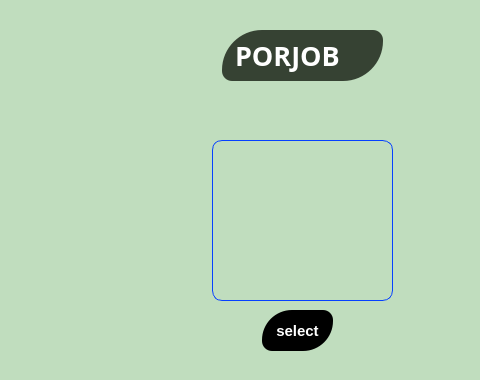
Qt form 1widget/addcompany.ui (ArashTLO/Projob) before a commit; both pictures show x 438 to 918 and y 0 to 380 of the 918 by 553 pixel window.
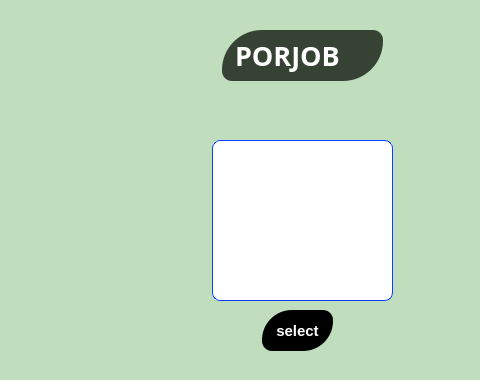
The same form after that commit. Icons and pictures are not drawn.

The edit to the form file:
```diff
--- a/1widget/addcompany.ui
+++ b/1widget/addcompany.ui
@@ -314,6 +314,11 @@
     <property name="styleSheet">
      <string notr="true">border-radius: 10px;
 border: 1px solid #0640ff;
+font: bold 15px;
+border-radius: 8px;
+border: 1px solid #0640ff;
+padding: 5px;
+background-color: rgb(255, 255, 255);
 </string>
     </property>
     <property name="frameShape">
```
